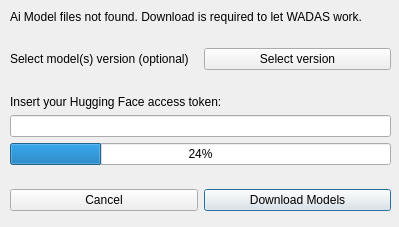
Above: wadas/ui/qt/ai_model_download.ui from stefanodellosa-personal/WADAS before the change. Below: the same form after it.
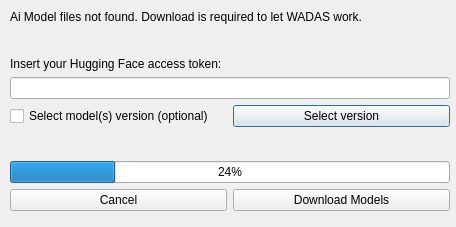
That is the form after the change.

Commit message: Function to fetch available models from HF added

Diff of the .ui file:
```diff
--- a/wadas/ui/qt/ai_model_download.ui
+++ b/wadas/ui/qt/ai_model_download.ui
@@ -6,7 +6,7 @@
    <rect>
     <x>0</x>
     <y>0</y>
-    <width>399</width>
+    <width>456</width>
     <height>227</height>
    </rect>
   </property>
@@ -18,95 +18,82 @@
     <rect>
      <x>10</x>
      <y>10</y>
-     <width>381</width>
+     <width>440</width>
      <height>201</height>
     </rect>
    </property>
    <layout class="QGridLayout" name="gridLayout">
-    <item row="2" column="0">
-     <widget class="QLabel" name="label_3">
+    <item row="7" column="1">
+     <widget class="QCheckBox" name="checkBox_select_versions">
       <property name="text">
        <string>Select model(s) version (optional)</string>
       </property>
      </widget>
     </item>
-    <item row="5" column="0" colspan="2">
-     <widget class="QLineEdit" name="lineEdit_token">
-      <property name="echoMode">
-       <enum>QLineEdit::EchoMode::Password</enum>
+    <item row="3" column="1">
+     <spacer name="verticalSpacer">
+      <property name="orientation">
+       <enum>Qt::Orientation::Vertical</enum>
+      </property>
+      <property name="sizeHint" stdset="0">
+       <size>
+        <width>20</width>
+        <height>40</height>
+       </size>
+      </property>
+     </spacer>
+    </item>
+    <item row="9" column="1" colspan="2">
+     <widget class="QProgressBar" name="progressBar">
+      <property name="value">
+       <number>24</number>
       </property>
      </widget>
     </item>
-    <item row="4" column="0" colspan="2">
+    <item row="4" column="1" colspan="2">
      <widget class="QLabel" name="label">
       <property name="text">
        <string>Insert your Hugging Face access token:</string>
       </property>
      </widget>
     </item>
-    <item row="7" column="0">
-     <spacer name="verticalSpacer">
-      <property name="orientation">
-       <enum>Qt::Orientation::Vertical</enum>
+    <item row="7" column="2">
+     <widget class="QPushButton" name="pushButton_select_model_version">
+      <property name="text">
+       <string>Select version</string>
       </property>
-      <property name="sizeHint" stdset="0">
-       <size>
-        <width>20</width>
-        <height>40</height>
-       </size>
-      </property>
-     </spacer>
+     </widget>
     </item>
-    <item row="0" column="0" colspan="2">
-     <widget class="QLabel" name="label_2">
+    <item row="0" column="1" colspan="2">
+     <widget class="QLabel" name="label_welcome_message">
       <property name="text">
        <string>Ai Model files not found. Download is required to let WADAS work.</string>
       </property>
      </widget>
     </item>
-    <item row="8" column="1">
+    <item row="10" column="2">
      <widget class="QPushButton" name="pushButton_download">
       <property name="text">
        <string>Download Models</string>
       </property>
      </widget>
     </item>
-    <item row="2" column="1">
-     <widget class="QPushButton" name="pushButton_select_model_version">
-      <property name="text">
-       <string>Select version</string>
-      </property>
-     </widget>
-    </item>
-    <item row="1" column="0">
-     <spacer name="verticalSpacer_2">
-      <property name="orientation">
-       <enum>Qt::Orientation::Vertical</enum>
-      </property>
-      <property name="sizeHint" stdset="0">
-       <size>
-        <width>20</width>
-        <height>40</height>
-       </size>
-      </property>
-     </spacer>
-    </item>
-    <item row="8" column="0">
+    <item row="10" column="1">
      <widget class="QPushButton" name="pushButton_cancel">
       <property name="text">
        <string>Cancel</string>
       </property>
      </widget>
     </item>
-    <item row="6" column="0" colspan="2">
-     <widget class="QProgressBar" name="progressBar">
-      <property name="value">
-       <number>24</number>
+    <item row="5" column="1" colspan="2">
+     <widget class="QLineEdit" name="lineEdit_token">
+      <property name="echoMode">
+       <enum>QLineEdit::EchoMode::Password</enum>
       </property>
      </widget>
     </item>
-    <item row="3" column="0">
-     <spacer name="verticalSpacer_3">
+    <item row="8" column="1">
+     <spacer name="verticalSpacer_2">
       <property name="orientation">
        <enum>Qt::Orientation::Vertical</enum>
       </property>
```
The commit also changes 6 other files.
